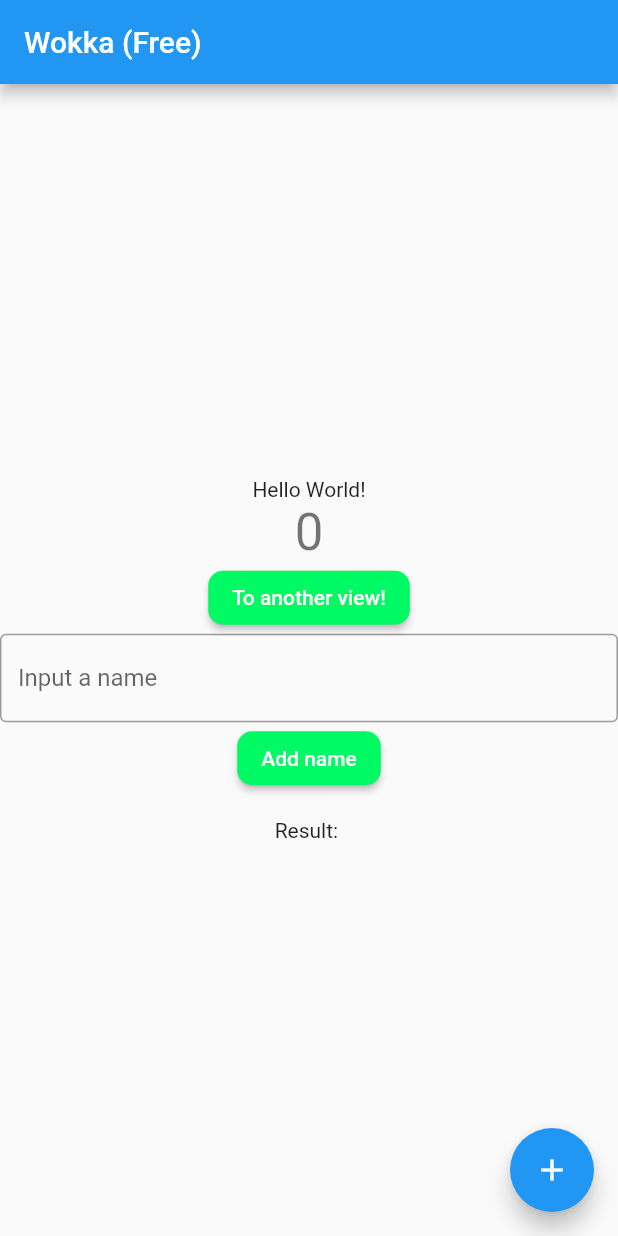
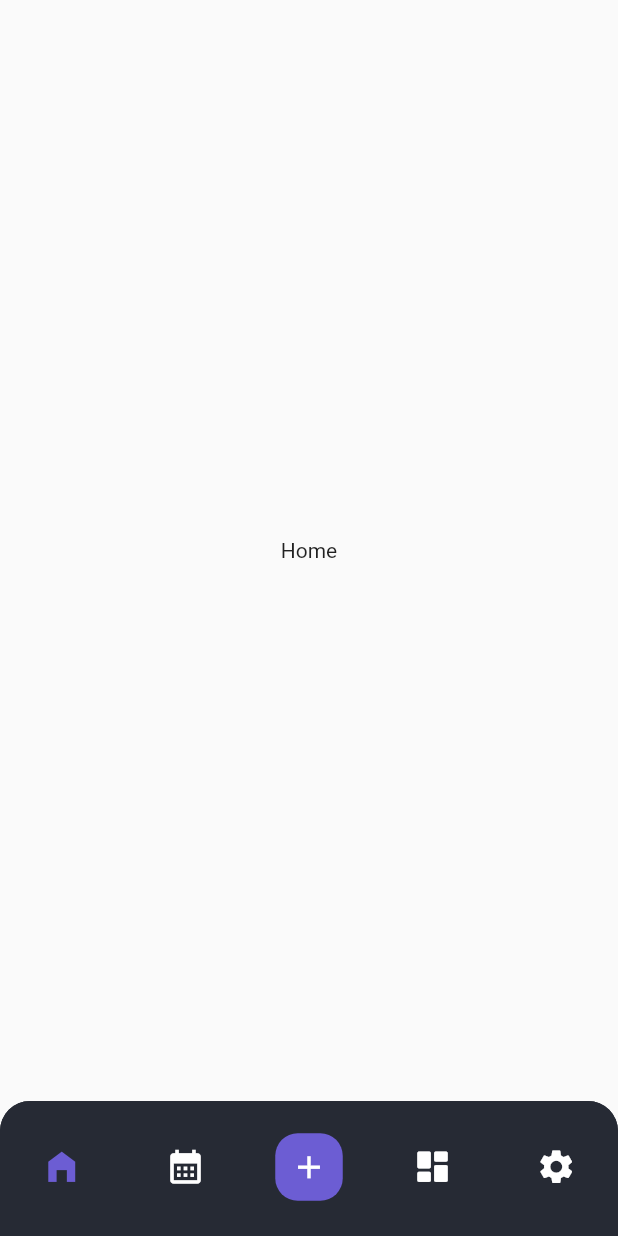
Before and after one commit to DreFlo/lgp-2223-sc1, a Flutter app: the screen it shows after launch, on a phone screen of 412 x 824 dp. Run offline on Flutter 3.47's test engine with Material 2 defaults, Android fonts, the phone set to English and light mode, and no system bars; our stand-ins replace floor, flutter_svg, get_it, lottie, rive, sqflite; accounts and stored records are empty; generated files the repository leaves out were written again.

Commit message:
Adding Bottom Navigation Bar

```diff
--- a/src/lib/app.dart
+++ b/src/lib/app.dart
@@ -21,9 +21,9 @@ class App extends StatelessWidget {
             theme: ThemeData(
               primarySwatch: Colors.blue,
             ),
-            home: Scaffold(
+            home: const Scaffold(
               body: Center(
-                child: MyHomePage(title: F.title),
+                child: MyHomePage(),
               ),
             ),
           );
--- a/src/lib/pages/my_home_page.dart
+++ b/src/lib/pages/my_home_page.dart
@@ -1,177 +1,68 @@
 import 'package:flutter/material.dart';
-import 'package:flutter_gen/gen_l10n/app_localizations.dart';
-import 'package:src/animation_test/main.dart';
-import 'package:src/daos/person_dao.dart';
-import 'package:src/models/person.dart';
-import 'package:src/utils/service_locator.dart';
+import 'package:src/widgets/my_bottom_navigation_bar.dart';
 
 class MyHomePage extends StatefulWidget {
-  final String title;
 
-  const MyHomePage({Key? key, required this.title}) : super(key: key);
+  const MyHomePage({Key? key}) : super(key: key);
 
   @override
   State<MyHomePage> createState() => _MyHomePageState();
 }
 
 class _MyHomePageState extends State<MyHomePage> {
-  int _counter = 0;
-  Object redrawObject = Object();
 
-  void _incrementCounter() {
-    setState(() {
-      // This call to setState tells the Flutter framework that something has
-      // changed in this State, which causes it to rerun the build method below
-      // so that the display can reflect the updated values. If we changed
-      // _counter without calling setState(), then the build method would not be
-      // called again, and so nothing would appear to happen.
-      _counter++;
-    });
+  int _currentIndex = 0;
+  late PageController _pageController;
+
+  @override
+  void initState() {
+    super.initState();
+    _pageController = PageController();
+  }
+
+  @override
+  void dispose() {
+    _pageController.dispose();
+    super.dispose();
   }
 
   @override
   Widget build(BuildContext context) {
-    final TextEditingController nameInputController = TextEditingController();
-
-    // This method is rerun every time setState is called, for instance as done
-    // by the _incrementCounter method above.
-    //
-    // The Flutter framework has been optimized to make rerunning build methods
-    // fast, so that you can just rebuild anything that needs updating rather
-    // than having to individually change instances of widgets.
     return Scaffold(
-      appBar: AppBar(
-        // Here we take the value from the MyHomePage object that was created by
-        // the App.build method, and use it to set our appbar title.
-        title: Text(widget.title),
-      ),
-      body: Center(
-        // Center is a layout widget. It takes a single child and positions it
-        // in the middle of the parent.
-        child: Column(
-          // Column is also a layout widget. It takes a list of children and
-          // arranges them vertically. By default, it sizes itself to fit its
-          // children horizontally, and tries to be as tall as its parent.
-          //
-          // Invoke "debug painting" (press "p" in the console, choose the
-          // "Toggle Debug Paint" action from the Flutter Inspector in Android
-          // Studio, or the "Toggle Debug Paint" command in Visual Studio Code)
-          // to see the wireframe for each widget.
-          //
-          // Column has various properties to control how it sizes itself and
-          // how it positions its children. Here we use mainAxisAlignment to
-          // center the children vertically; the main axis here is the vertical
-          // axis because Columns are vertical (the cross axis would be
-          // horizontal).
-          mainAxisAlignment: MainAxisAlignment.center,
-          children: <Widget>[
-            Text(
-              AppLocalizations.of(context).helloWorld,
-            ),
-            Text(
-              '$_counter',
-              style: Theme.of(context).textTheme.headlineMedium,
-            ),
-            ElevatedButton(
-              style: ButtonStyle(
-                  backgroundColor: MaterialStateProperty.all(
-                      const Color.fromRGBO(0, 250, 100, 1)),
-                  shape: MaterialStateProperty.all<RoundedRectangleBorder>(
-                      const RoundedRectangleBorder(
-                          borderRadius: BorderRadius.only(
-                              topRight: Radius.circular(10),
-                              topLeft: Radius.circular(10),
-                              bottomRight: Radius.circular(10),
-                              bottomLeft: Radius.circular(10))))),
-              child: const Text('To another view!'),
-              onPressed: () {
-                Navigator.push(
-                    context,
-                    MaterialPageRoute(
-                        builder: (context) => const MainScreenAni()));
-              },
-            ),
-            TextField(
-              decoration: const InputDecoration(
-                  border: OutlineInputBorder(), hintText: 'Input a name'),
-              controller: nameInputController,
-            ),
-            ElevatedButton(
-              style: ButtonStyle(
-                  backgroundColor: MaterialStateProperty.all(
-                      const Color.fromRGBO(0, 250, 100, 1)),
-                  shape: MaterialStateProperty.all<RoundedRectangleBorder>(
-                      const RoundedRectangleBorder(
-                          borderRadius: BorderRadius.only(
-                              topRight: Radius.circular(10),
-                              topLeft: Radius.circular(10),
-                              bottomRight: Radius.circular(10),
-                              bottomLeft: Radius.circular(10))))),
-              child: const Text('Add name'),
-              onPressed: () async {
-                await serviceLocator<PersonDao>()
-                    .insertPerson(Person(name: nameInputController.text));
+        body: SizedBox.expand(
+            child: PageView(
+              controller: _pageController,
+              onPageChanged: (int index) {
                 setState(() {
-                  redrawObject = Object();
+                  _currentIndex = index;
                 });
               },
+              children: const [
+                Center(
+                  child: Text("Home"),
                 ),
-            FutureBuilder(
-                key: ValueKey<Object>(redrawObject),
-                future: serviceLocator<PersonDao>().findAllPersons(),
-                builder: (BuildContext context, AsyncSnapshot snapshot) {
-                  List<Widget> children;
-                  if (snapshot.hasData) {
-                    StringBuffer stringBuffer = StringBuffer();
-                    for (Person person in snapshot.data) {
-                      stringBuffer.write('${person.name}, ');
-                    }
-                    children = <Widget>[
-                      Padding(
-                        padding: const EdgeInsets.only(top: 16),
-                        child: Text('Result: ${stringBuffer.toString()}'),
+                Center(
+                  child: Text("Calendar"),
                 ),
-                    ];
-                  } else if (snapshot.hasError) {
-                    children = <Widget>[
-                      const Icon(
-                        Icons.error_outline,
-                        color: Colors.red,
-                        size: 60,
+                Center(
+                  child: Text("Add"),
                 ),
-                      Padding(
-                        padding: const EdgeInsets.only(top: 16),
-                        child: Text('Error: ${snapshot.error}'),
+                Center(
+                  child: Text("Dashboard"),
                 ),
-                    ];
-                  } else {
-                    children = const <Widget>[
-                      SizedBox(
-                        width: 60,
-                        height: 60,
-                        child: CircularProgressIndicator(),
+                Center(
+                  child: Text("Settings"),
                 ),
-                      Padding(
-                        padding: EdgeInsets.only(top: 16),
-                        child: Text('Awaiting result...'),
-                      ),
-                    ];
-                  }
-                  return Center(
-                    child: Column(
-                      mainAxisAlignment: MainAxisAlignment.center,
-                      children: children,
-                    ),
-                  );
-                })
               ],
-        ),
-      ),
-      floatingActionButton: FloatingActionButton(
-        onPressed: _incrementCounter,
-        tooltip: 'Increment',
-        child: const Icon(Icons.add),
-      ), // This trailing comma makes auto-formatting nicer for build methods.
-    );
+            )),
+        bottomNavigationBar: MyBottomNavigationBar(
+          selectedIndex: _currentIndex,
+          onItemTapped: (int index) {
+            setState(() {
+              _currentIndex = index;
+              _pageController.jumpToPage(index);
+            });
+          },
+        ));
   }
 }
--- /dev/null
+++ b/src/lib/widgets/my_bottom_navigation_bar.dart
@@ -0,0 +1,77 @@
+import 'package:flutter/material.dart';
+import 'package:src/themes/colors.dart';
+
+class MyBottomNavigationBar extends StatefulWidget {
+  final int selectedIndex;
+  final Function(int) onItemTapped;
+
+  const MyBottomNavigationBar(
+      {Key? key, required this.selectedIndex, required this.onItemTapped})
+      : super(key: key);
+
+  @override
+  State<MyBottomNavigationBar> createState() => _MyBottomNavigationBarState();
+}
+
+class _MyBottomNavigationBarState extends State<MyBottomNavigationBar> {
+  @override
+  Widget build(BuildContext context) {
+    return Container(
+      width: MediaQuery.of(context).size.width,
+      height: 90,
+      decoration: const BoxDecoration(
+          borderRadius: BorderRadius.only(
+            topLeft: Radius.circular(20),
+            topRight: Radius.circular(20),
+          ),
+          boxShadow: [
+            BoxShadow(color: grayButton),
+          ]),
+      child: ClipRRect(
+          borderRadius: const BorderRadius.only(
+            topLeft: Radius.circular(20),
+            topRight: Radius.circular(20),
+          ),
+          child: BottomNavigationBar(
+            type: BottomNavigationBarType.fixed,
+            showSelectedLabels: false,
+            showUnselectedLabels: false,
+            backgroundColor: grayButton,
+            selectedItemColor: mainPurple,
+            unselectedItemColor: Colors.white,
+            iconSize: 27,
+            items: [
+              const BottomNavigationBarItem(
+                icon: Icon(Icons.home_filled),
+                label: "Home",
+              ),
+              const BottomNavigationBarItem(
+                icon: Icon(Icons.calendar_month),
+                label: "Calendar",
+              ),
+              BottomNavigationBarItem(
+                icon: Container(
+                  width: 45,
+                  height: 45,
+                  decoration: const BoxDecoration(
+                      color: mainPurple,
+                      borderRadius: BorderRadius.all(Radius.circular(15))),
+                  child: const Icon(Icons.add, color: Colors.white, size: 25),
+                ),
+                label: "Add",
+              ),
+              const BottomNavigationBarItem(
+                icon: Icon(Icons.dashboard_rounded),
+                label: "Dashboard",
+              ),
+              const BottomNavigationBarItem(
+                icon: Icon(Icons.settings),
+                label: "Settings",
+              ),
+            ],
+            currentIndex: widget.selectedIndex,
+            onTap: widget.onItemTapped,
+          )),
+    );
+  }
+}
```
Lines whose indentation alone changed are shown as unchanged.
